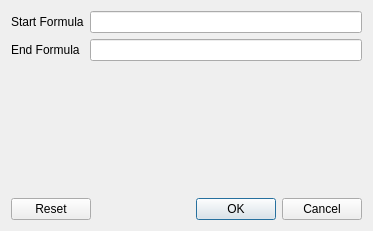
This is newsolutiondialog.ui in kongy/ET as Qt 5 draws it before an edit. The edited form follows.
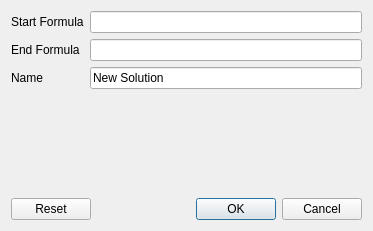
This is the edited form. Custom widgets are drawn as their Qt base class.

```diff
--- a/newsolutiondialog.ui
+++ b/newsolutiondialog.ui
@@ -36,6 +36,20 @@
      <item row="1" column="1">
       <widget class="QLineEdit" name="endFormulaLineEdit"/>
      </item>
+     <item row="2" column="0">
+      <widget class="QLabel" name="nameLabel">
+       <property name="text">
+        <string>Name</string>
+       </property>
+      </widget>
+     </item>
+     <item row="2" column="1">
+      <widget class="QLineEdit" name="nameLineEdit">
+       <property name="text">
+        <string>New Solution</string>
+       </property>
+      </widget>
+     </item>
     </layout>
    </item>
    <item>
```
